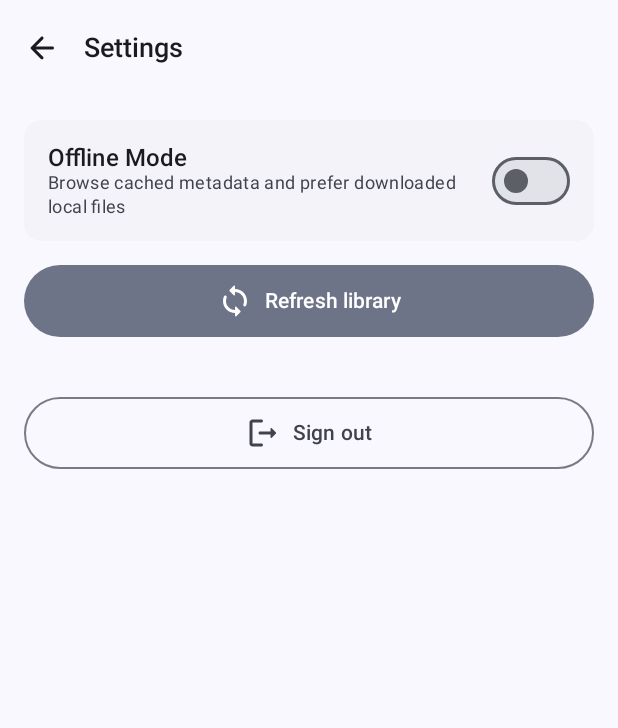
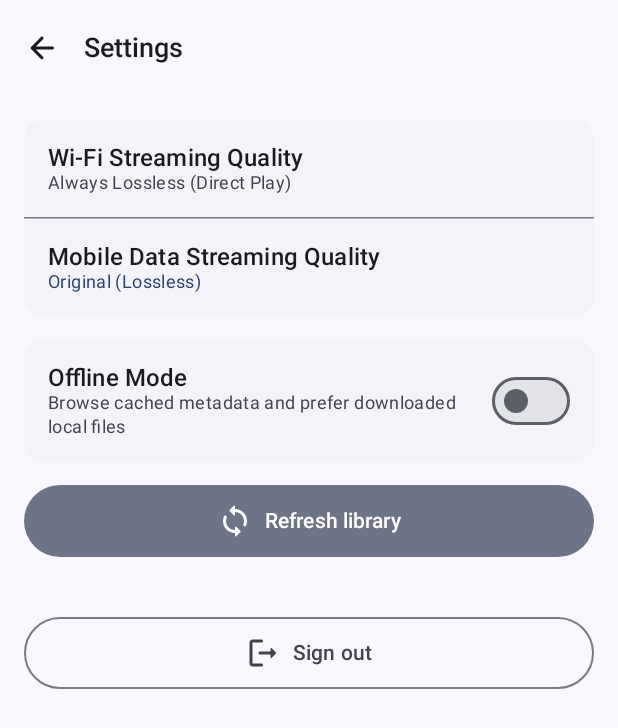
Before and after one commit to marcscodebase/overtone-android, an Android app built with Jetpack Compose: the composable SettingsRoute shown on its own in the app's theme, on a phone screen of 412 x 824 dp. Shown: the top 728 px of the screen. Run offline under Robolectric (Android 15) with nearby library versions, the phone set to English and light mode, and no system bars; our stand-ins replace Dagger/Hilt's generated code, Room's generated code; libraries missing offline, so code that uses them is left out: kotlinx.coroutines.guava, org.jellyfin.sdk.

Commit message:
feat(streaming): add configurable mobile data bitrate cap and settings ui

```diff
--- a/app/src/main/java/com/musicplayer/feature/player/NowPlayingSheet.kt
+++ b/app/src/main/java/com/musicplayer/feature/player/NowPlayingSheet.kt
@@ -92,7 +92,10 @@ fun NowPlayingSheet(
             state.progressFraction
         }
 
-        val qualityBadge = Formatters.formatAudioQualityBadge(
+        val qualityBadge = if (state.transcodedBitrateKbps != null && !state.isLocalPlayback) {
+            "MP3 • ${state.transcodedBitrateKbps} kbps • Mobile Data"
+        } else {
+            Formatters.formatAudioQualityBadge(
                 container = track.container,
                 codec = track.codec,
                 bitrate = track.bitrate,
@@ -100,6 +103,7 @@ fun NowPlayingSheet(
                 bitDepth = track.bitDepth,
                 isLocal = state.isLocalPlayback,
             )
+        }
 
         Column(
             modifier = Modifier
--- a/app/src/main/java/com/musicplayer/feature/settings/SettingsScreen.kt
+++ b/app/src/main/java/com/musicplayer/feature/settings/SettingsScreen.kt
@@ -1,5 +1,6 @@
 package com.musicplayer.feature.settings
 
+import androidx.compose.foundation.clickable
 import androidx.compose.foundation.layout.Arrangement
 import androidx.compose.foundation.layout.Column
 import androidx.compose.foundation.layout.Row
@@ -17,21 +18,28 @@ import androidx.compose.material.icons.automirrored.rounded.ArrowBack
 import androidx.compose.material.icons.automirrored.rounded.Logout
 import androidx.compose.material.icons.rounded.Dns
 import androidx.compose.material.icons.rounded.Sync
+import androidx.compose.material3.AlertDialog
 import androidx.compose.material3.Card
 import androidx.compose.material3.CardDefaults
 import androidx.compose.material3.CircularProgressIndicator
 import androidx.compose.material3.ExperimentalMaterial3Api
 import androidx.compose.material3.FilledTonalButton
+import androidx.compose.material3.HorizontalDivider
 import androidx.compose.material3.Icon
 import androidx.compose.material3.IconButton
 import androidx.compose.material3.MaterialTheme
 import androidx.compose.material3.OutlinedButton
+import androidx.compose.material3.RadioButton
 import androidx.compose.material3.Scaffold
 import androidx.compose.material3.Switch
 import androidx.compose.material3.Text
+import androidx.compose.material3.TextButton
 import androidx.compose.material3.TopAppBar
 import androidx.compose.runtime.Composable
 import androidx.compose.runtime.getValue
+import androidx.compose.runtime.mutableStateOf
+import androidx.compose.runtime.saveable.rememberSaveable
+import androidx.compose.runtime.setValue
 import androidx.compose.ui.Alignment
 import androidx.compose.ui.Modifier
 import androidx.compose.ui.res.stringResource
@@ -39,6 +47,7 @@ import androidx.compose.ui.unit.dp
 import androidx.hilt.navigation.compose.hiltViewModel
 import androidx.lifecycle.compose.collectAsStateWithLifecycle
 import com.musicplayer.R
+import com.musicplayer.core.model.CellularBitrateCap
 
 @Composable
 fun SettingsRoute(
@@ -50,6 +59,7 @@ fun SettingsRoute(
         state = state,
         onBackClick = onBackClick,
         onToggleOfflineMode = viewModel::onToggleOfflineMode,
+        onSelectCellularBitrateCap = viewModel::onSelectCellularBitrateCap,
         onSyncLibrary = viewModel::onSyncLibrary,
         onSignOut = viewModel::onSignOut,
     )
@@ -61,10 +71,12 @@ fun SettingsScreen(
     state: SettingsUiState,
     onBackClick: () -> Unit,
     onToggleOfflineMode: (Boolean) -> Unit,
+    onSelectCellularBitrateCap: (CellularBitrateCap) -> Unit,
     onSyncLibrary: () -> Unit,
     onSignOut: () -> Unit,
     modifier: Modifier = Modifier,
 ) {
+    var showCellularDialog by rememberSaveable { mutableStateOf(false) }
     Scaffold(
         modifier = modifier.fillMaxSize(),
         topBar = {
@@ -122,6 +134,50 @@ fun SettingsScreen(
                             text = stringResource(R.string.settings_signed_in_as, session.username),
                             style = MaterialTheme.typography.bodyMedium,
                             color = MaterialTheme.colorScheme.onSurface,
+                        )
+                    }
+                }
+            }
+
+            Card(
+                colors = CardDefaults.cardColors(
+                    containerColor = MaterialTheme.colorScheme.surfaceContainerLow,
+                ),
+                modifier = Modifier.fillMaxWidth(),
+            ) {
+                Column(modifier = Modifier.fillMaxWidth()) {
+                    Column(
+                        modifier = Modifier
+                            .fillMaxWidth()
+                            .padding(16.dp),
+                    ) {
+                        Text(
+                            text = stringResource(R.string.settings_wifi_quality),
+                            style = MaterialTheme.typography.titleMedium,
+                            color = MaterialTheme.colorScheme.onSurface,
+                        )
+                        Text(
+                            text = stringResource(R.string.settings_wifi_quality_value),
+                            style = MaterialTheme.typography.bodySmall,
+                            color = MaterialTheme.colorScheme.onSurfaceVariant,
+                        )
+                    }
+                    HorizontalDivider()
+                    Column(
+                        modifier = Modifier
+                            .fillMaxWidth()
+                            .clickable { showCellularDialog = true }
+                            .padding(16.dp),
+                    ) {
+                        Text(
+                            text = stringResource(R.string.settings_cellular_quality),
+                            style = MaterialTheme.typography.titleMedium,
+                            color = MaterialTheme.colorScheme.onSurface,
+                        )
+                        Text(
+                            text = formatCellularCapLabel(state.preferences.cellularBitrateCap),
+                            style = MaterialTheme.typography.bodySmall,
+                            color = MaterialTheme.colorScheme.primary,
                         )
                     }
                 }
@@ -199,4 +255,51 @@ fun SettingsScreen(
             }
         }
     }
+
+    if (showCellularDialog) {
+        AlertDialog(
+            onDismissRequest = { showCellularDialog = false },
+            title = { Text(stringResource(R.string.settings_cellular_quality)) },
+            text = {
+                Column(verticalArrangement = Arrangement.spacedBy(4.dp)) {
+                    CellularBitrateCap.entries.forEach { cap ->
+                        Row(
+                            modifier = Modifier
+                                .fillMaxWidth()
+                                .clickable {
+                                    onSelectCellularBitrateCap(cap)
+                                    showCellularDialog = false
+                                }
+                                .padding(vertical = 8.dp),
+                            verticalAlignment = Alignment.CenterVertically,
+                        ) {
+                            RadioButton(
+                                selected = state.preferences.cellularBitrateCap == cap,
+                                onClick = {
+                                    onSelectCellularBitrateCap(cap)
+                                    showCellularDialog = false
+                                },
+                            )
+                            Spacer(modifier = Modifier.width(8.dp))
+                            Text(
+                                text = formatCellularCapLabel(cap),
+                                style = MaterialTheme.typography.bodyLarge,
+                            )
+                        }
+                    }
+                }
+            },
+            confirmButton = {
+                TextButton(onClick = { showCellularDialog = false }) {
+                    Text(stringResource(R.string.action_close))
+                }
+            },
+        )
+    }
 }
+
+@Composable
+private fun formatCellularCapLabel(cap: CellularBitrateCap): String = when (cap) {
+    CellularBitrateCap.ORIGINAL -> stringResource(R.string.settings_quality_original)
+    else -> "${cap.kbps} kbps (MP3)"
+}
--- a/app/src/main/java/com/musicplayer/player/PlaybackState.kt
+++ b/app/src/main/java/com/musicplayer/player/PlaybackState.kt
@@ -26,6 +26,7 @@ data class PlaybackState(
     val shuffleEnabled: Boolean = false,
     val repeatMode: RepeatMode = RepeatMode.OFF,
     val isLocalPlayback: Boolean = false,
+    val transcodedBitrateKbps: Int? = null,
     val errorMessage: String? = null,
 ) {
     val progressFraction: Float
--- a/app/src/main/res/values/strings.xml
+++ b/app/src/main/res/values/strings.xml
@@ -65,6 +65,11 @@
     <string name="playlist_empty_subtitle">This Jellyfin playlist does not contain any tracks yet.</string>
 
     <string name="settings_signed_in_as">Signed in as %1$s</string>
+    <string name="settings_wifi_quality">Wi-Fi Streaming Quality</string>
+    <string name="settings_wifi_quality_value">Always Lossless (Direct Play)</string>
+    <string name="settings_cellular_quality">Mobile Data Streaming Quality</string>
+    <string name="settings_quality_original">Original (Lossless)</string>
+    <string name="action_close">Close</string>
     <string name="settings_offline_mode">Offline Mode</string>
     <string name="settings_offline_mode_subtitle">Browse cached metadata and prefer downloaded local files</string>
 
```
Also changed, not shown: app/src/main/java/com/musicplayer/feature/settings/SettingsViewModel.kt (+7 -0 lines), app/src/main/java/com/musicplayer/player/PlaybackController.kt (+21 -8 lines), app/src/main/java/com/musicplayer/player/engine/StreamUrlResolver.kt (+39 -5 lines), 1 other file. Lines whose indentation alone changed are shown as unchanged.
